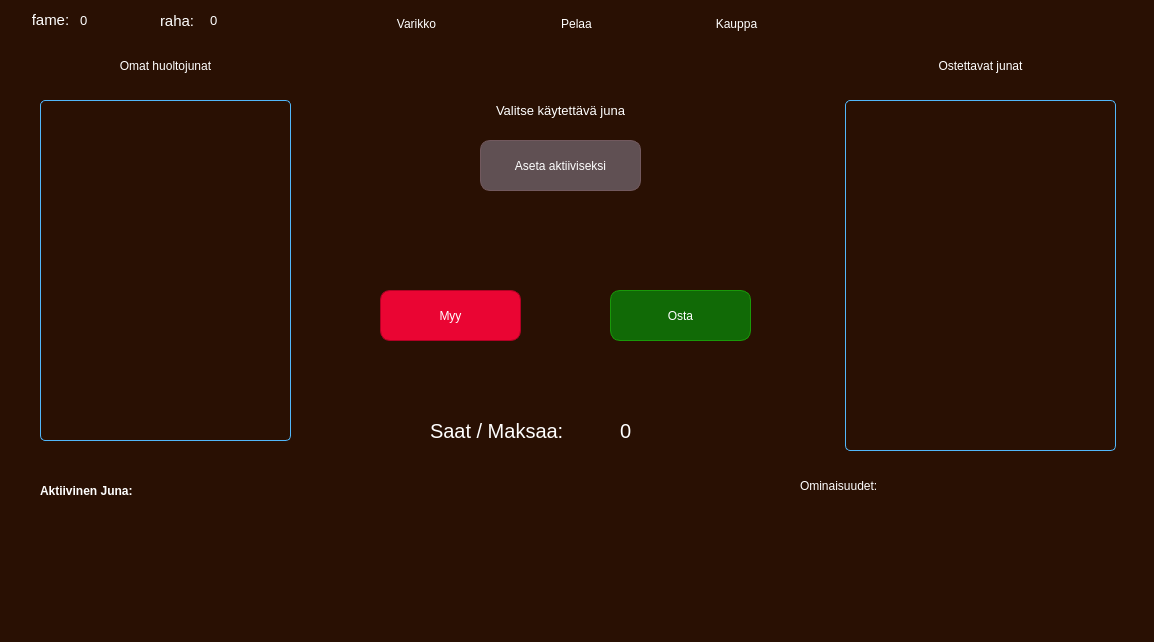
First picture: the form in TrainGame/TrainGame/mainwindow.ui, repository MilanFIN/TrainGame, before the edit.
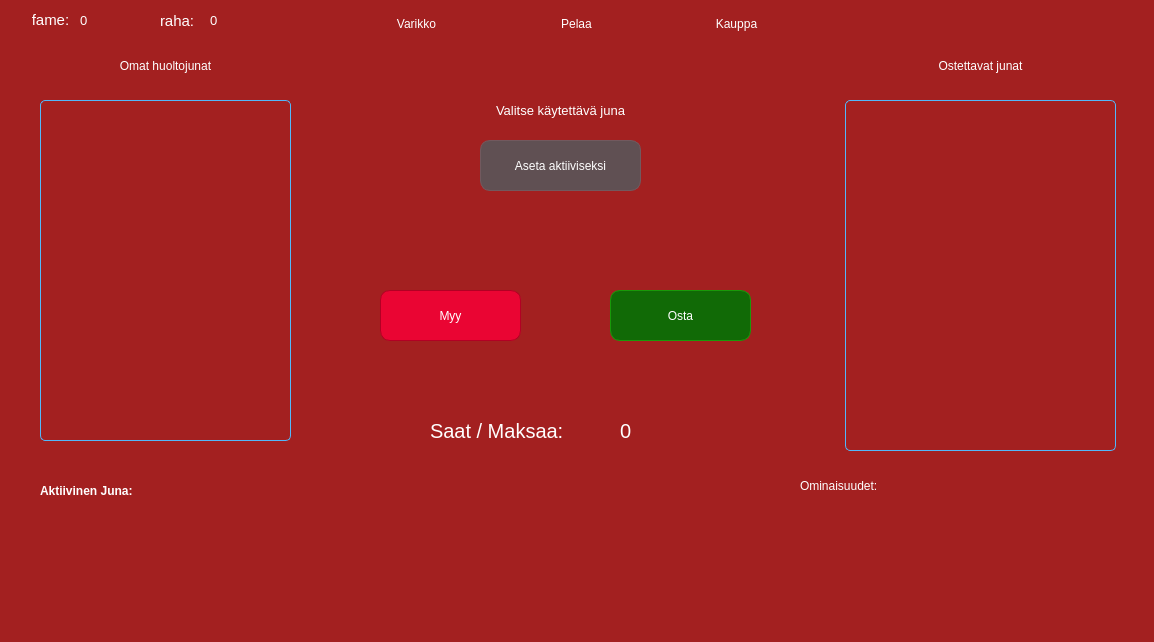
Second picture: the form after the edit.

```diff
--- a/TrainGame/TrainGame/mainwindow.ui
+++ b/TrainGame/TrainGame/mainwindow.ui
@@ -32,7 +32,7 @@
    <string>TrainGame</string>
   </property>
   <property name="styleSheet">
-   <string notr="true">		background-color: #291003;</string>
+   <string notr="true">		background-color: 	#a32020;</string>
   </property>
   <widget class="QWidget" name="centralWidget">
    <widget class="QStackedWidget" name="stackedWidget">
```
